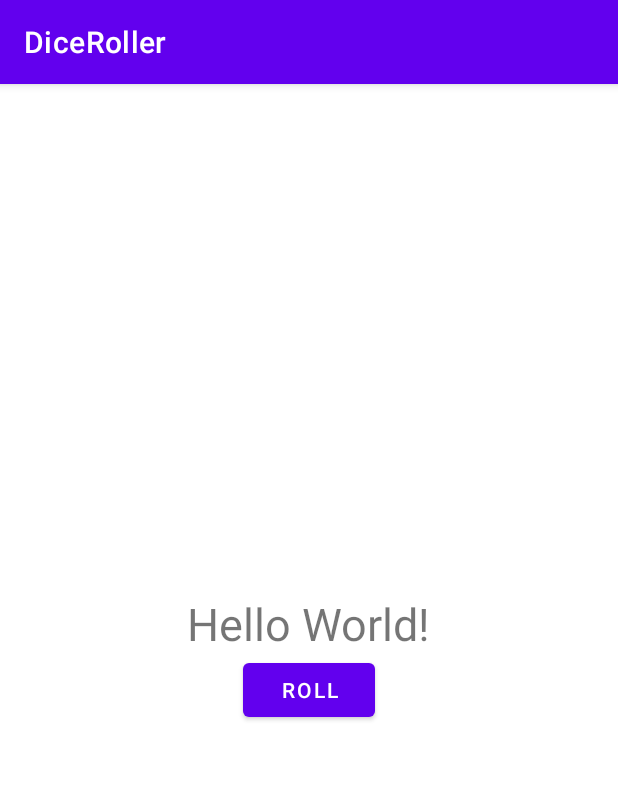
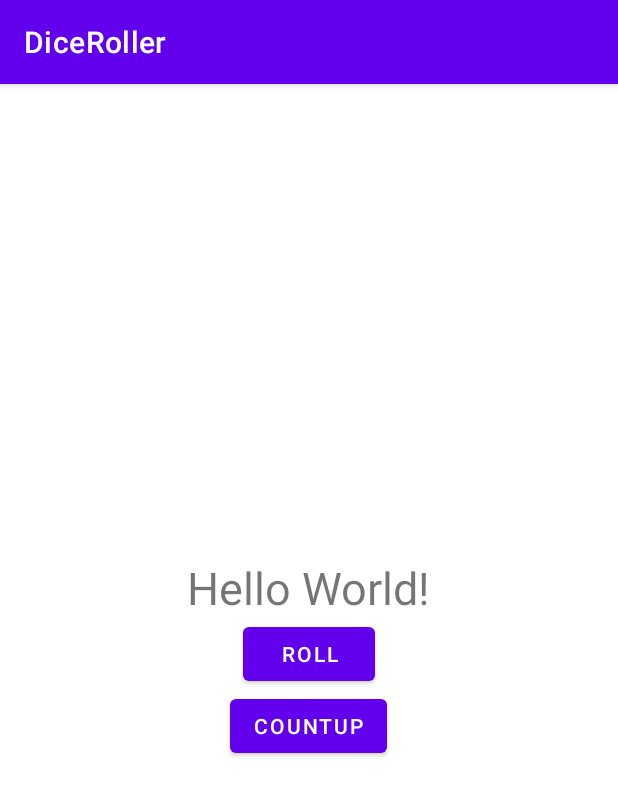
Before and after one commit to LeOzInNDF/kotlin-app-course, an Android app: the screen it shows after launch (MainActivity), on a phone screen of 412 x 824 dp. Shown: the top 796 px of the screen. Run offline under Robolectric (Android 15) with nearby library versions, the phone set to English and light mode, and no system bars.

Commit message:
Update code

```diff
--- a/DiceRoller/app/build.gradle
+++ b/DiceRoller/app/build.gradle
@@ -4,12 +4,12 @@ plugins {
 }
 
 android {
-    compileSdk 32
+    compileSdk 33
 
     defaultConfig {
         applicationId "br.com.cyberjet"
         minSdk 21
-        targetSdk 32
+        targetSdk 33
         versionCode 1
         versionName "1.0"
 
--- a/DiceRoller/app/src/main/java/br/com/cyberjet/MainActivity.kt
+++ b/DiceRoller/app/src/main/java/br/com/cyberjet/MainActivity.kt
@@ -2,10 +2,42 @@ package br.com.cyberjet
 
 import androidx.appcompat.app.AppCompatActivity
 import android.os.Bundle
+import android.widget.Button
+import android.widget.TextView
+import android.widget.Toast
 
 class MainActivity : AppCompatActivity() {
     override fun onCreate(savedInstanceState: Bundle?) {
         super.onCreate(savedInstanceState)
         setContentView(R.layout.activity_main)
+
+        val rollButton: Button = findViewById(R.id.roll_button)
+        rollButton.setOnClickListener { rollDice() }
+
+        val countButton: Button = findViewById(R.id.countup_button)
+        countButton.setOnClickListener { countUp() }
+
+    }
+    private fun rollDice(){
+        Toast.makeText(this, "button clicked",
+            Toast.LENGTH_SHORT).show()
+        val randomInt = (1..6).random()
+
+        val resultText: TextView = findViewById(R.id.result_text)
+        resultText.text = randomInt.toString()
+    }
+    private fun countUp(){
+        val resultText: TextView = findViewById(R.id.result_text)
+
+        if(resultText.text == "Hello World!"){
+            resultText.text = "1"
+        } else {
+            var resultInt = resultText.toString().toInt()
+
+            if (resultInt <6) {
+                resultInt++
+                resultText.text = resultInt.toString()
+            }
+        }
     }
 }
--- a/DiceRoller/app/src/main/res/layout/activity_main.xml
+++ b/DiceRoller/app/src/main/res/layout/activity_main.xml
@@ -10,17 +10,28 @@
     tools:context=".MainActivity" >
 
     <TextView
+        android:id="@+id/result_text"
         android:layout_width="wrap_content"
         android:layout_height="wrap_content"
         android:layout_gravity="center_horizontal"
         android:textSize="30sp"
-        android:text="Hello World!" />
+        android:text="Hello World!"
+        />
 
     <Button
+        android:id="@id/roll_button"
         android:layout_width="wrap_content"
         android:layout_height="wrap_content"
         android:layout_gravity="center_horizontal"
         android:text="@string/roll_label"
         ></Button>
 
+    <Button
+        android:id="@id/countup_button"
+        android:layout_width="wrap_content"
+        android:layout_height="wrap_content"
+        android:layout_gravity="center_horizontal"
+        android:text="@string/count_up"
+        ></Button>
+
 </LinearLayout>
--- /dev/null
+++ b/DiceRoller/app/src/main/res/values/ids.xml
@@ -0,0 +1,5 @@
+<?xml version="1.0" encoding="utf-8"?>
+<resources>
+    <item name="roll_button" type="id"></item>
+    <item name="countup_button" type="id"></item>
+</resources>
--- a/DiceRoller/app/src/main/res/values/strings.xml
+++ b/DiceRoller/app/src/main/res/values/strings.xml
@@ -1,4 +1,5 @@
 <resources>
     <string name="app_name">DiceRoller</string>
     <string name="roll_label">Roll</string>
+    <string name="count_up">CountUp</string>
 </resources>
--- a/DiceRoller/build.gradle
+++ b/DiceRoller/build.gradle
@@ -1,7 +1,7 @@
 // Top-level build file where you can add configuration options common to all sub-projects/modules.
 plugins {
-    id 'com.android.application' version '7.2.2' apply false
-    id 'com.android.library' version '7.2.2' apply false
+    id 'com.android.application' version '7.4.1' apply false
+    id 'com.android.library' version '7.4.1' apply false
     id 'org.jetbrains.kotlin.android' version '1.7.10' apply false
 }
 
```
Also changed, not shown: DiceRoller/gradle/wrapper/gradle-wrapper.properties.
